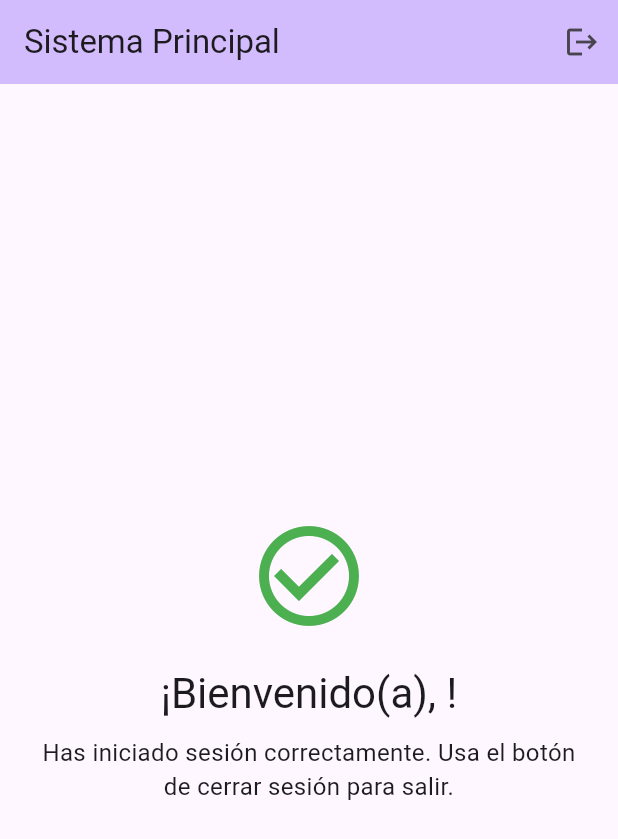
After one commit to Pecathf/Sistema-de-Info, a Flutter app: the screen it shows once a user with an empty profile is signed in, after a tap on the "logout" icon, on a phone screen of 412 x 824 dp. The commit adds this screen. Shown: the top 839 px of the screen. Run offline on Flutter 3.47's test engine with Material 3 defaults, Android fonts, the phone set to English and light mode, and no system bars; our stand-ins replace cloud_firestore, firebase_auth, firebase_core; accounts and stored records are empty.

Commit message:
arreglando mcv, y agregando pantalla principal

```diff
--- a/lib/funcionalidades/autenticacion/pantalla_inicio_sesion.dart
+++ b/lib/funcionalidades/autenticacion/pantalla_inicio_sesion.dart
@@ -1,8 +1,7 @@
-// lib/funcionalidades/autenticacion/pantalla_inicio_sesion.dart
-
 import 'package:flutter/material.dart';
+import 'package:firebase_auth/firebase_auth.dart';
 import 'package:sistem_proyect/central/constantes/servicios/auth_service.dart';
-import 'pantalla_registro.dart'; // Importa la pantalla de registro
+import 'pantalla_registro.dart';
 
 class PantallaInicioSesion extends StatefulWidget {
   const PantallaInicioSesion({super.key});
@@ -12,68 +11,131 @@ class PantallaInicioSesion extends StatefulWidget {
 }
 
 class _PantallaInicioSesionState extends State<PantallaInicioSesion> {
-  final TextEditingController _emailController = TextEditingController();
-  final TextEditingController _passwordController = TextEditingController();
+  final _formKey = GlobalKey<FormState>();
+  final _emailController = TextEditingController();
+  final _passwordController = TextEditingController();
+
+
+  final AuthService _authService = AuthService();
+
+  bool _isLoading = false;
+  String? _errorMessage;
+
+  @override
+  void dispose() {
+    _emailController.dispose();
+    _passwordController.dispose();
+    super.dispose();
+  }
 
   Future<void> _handleSignIn() async {
+    if (!_formKey.currentState!.validate()) return;
+
+    setState(() {
+      _isLoading = true;
+      _errorMessage = null;
+    });
+
     try {
-      await AuthService().signIn(
+
+      await _authService.signIn(
         _emailController.text.trim(),
         _passwordController.text,
       );
-      // Si tiene éxito, el AuthWrapper redirigirá automáticamente.
+
+
+    } on FirebaseAuthException catch (e) {
+      String message = 'Ocurrió un error inesperado.';
+
+      if (e.code == 'user-not-found' || e.code == 'wrong-password') {
+        message = 'Credenciales inválidas. Verifica tu email y contraseña.';
+      } else if (e.code == 'invalid-email') {
+        message = 'El formato del email es incorrecto.';
+      }
+
+      setState(() {
+        _errorMessage = message;
+      });
+
     } catch (e) {
-      // *** Corrección para evitar el error 'BuildContext' ***
-      if (!mounted) return;
-
-      ScaffoldMessenger.of(context).showSnackBar(
-        SnackBar(content: Text(e.toString())),
-      );
+      setState(() {
+        _errorMessage = 'Error: ' + e.toString();
+      });
+    } finally {
+      setState(() {
+        _isLoading = false;
+      });
     }
   }
 
   @override
   Widget build(BuildContext context) {
+    // La Vista
     return Scaffold(
       appBar: AppBar(title: const Text('Iniciar Sesión')),
-      body: Padding(
-        padding: const EdgeInsets.all(16.0),
+      body: Center(
+        child: SingleChildScrollView(
+          padding: const EdgeInsets.all(24.0),
+          child: Form(
+            key: _formKey,
             child: Column(
               mainAxisAlignment: MainAxisAlignment.center,
-          children: [
-            TextField(
+              crossAxisAlignment: CrossAxisAlignment.stretch,
+              children: <Widget>[
+                const Icon(Icons.lock, size: 80, color: Colors.deepPurple),
+                const SizedBox(height: 32),
+
+
+                TextFormField(
                   controller: _emailController,
-              decoration:
-                  const InputDecoration(labelText: 'Correo Electrónico'),
+                  decoration: const InputDecoration(labelText: 'Email'),
                   keyboardType: TextInputType.emailAddress,
+                  validator: (value) {
+                    if (value == null || value.isEmpty) return 'Introduce tu email';
+                    return null;
+                  },
                 ),
-            const SizedBox(height: 10),
-            TextField(
+                const SizedBox(height: 15),
+
+
+                TextFormField(
                   controller: _passwordController,
                   decoration: const InputDecoration(labelText: 'Contraseña'),
                   obscureText: true,
+                  validator: (value) {
+                    if (value == null || value.isEmpty) return 'Introduce tu contraseña';
+                    return null;
+                  },
                 ),
-            const SizedBox(height: 30),
-            ElevatedButton(
-              onPressed: _handleSignIn,
-              child: const Text('Entrar'),
+                const SizedBox(height: 25),
+
+
+                if (_errorMessage != null)
+                  Padding(
+                    padding: const EdgeInsets.only(bottom: 15),
+                    child: Text(_errorMessage!, style: const TextStyle(color: Colors.red)),
                   ),
 
-            // Botón para ir a REGISTRO
+                ElevatedButton(
+                  onPressed: _isLoading ? null : _handleSignIn,
+                  child: _isLoading
+                      ? const CircularProgressIndicator(strokeWidth: 2, color: Colors.white)
+                      : const Text('Entrar', style: TextStyle(fontSize: 16)),
+                ),
+                const SizedBox(height: 20),
+
+                // Botón para ir a Registro
                 TextButton(
-              onPressed: () {
-                Navigator.push(
-                  context,
-                  MaterialPageRoute(
-                    builder: (context) => const PantallaRegistro(),
-                  ),
-                );
+                  onPressed: _isLoading ? null : () {
+                    Navigator.push(context, MaterialPageRoute(builder: (context) => const PantallaRegistro()));
                   },
                   child: const Text('¿No tienes cuenta? Regístrate aquí.'),
                 ),
               ],
             ),
           ),
+        ),
+      ),
     );
   }
 }
--- /dev/null
+++ b/lib/funcionalidades/autenticacion/pantalla_principal.dart
@@ -0,0 +1,68 @@
+import 'package:flutter/material.dart';
+import 'package:sistem_proyect/central/constantes/servicios/auth_service.dart';
+import 'package:firebase_auth/firebase_auth.dart';
+
+class PantallaPrincipal extends StatelessWidget {
+
+   PantallaPrincipal({super.key});
+
+  final AuthService _authService = AuthService();
+
+
+  Future<void> _cerrarSesion(BuildContext context) async {
+
+    await _authService.signOut();
+
+
+  }
+
+  @override
+  Widget build(BuildContext context) {
+
+    final user = FirebaseAuth.instance.currentUser;
+
+    final userName = user?.displayName ?? user?.email ?? 'Usuario';
+
+    return Scaffold(
+      appBar: AppBar(
+        title: const Text('Sistema Principal'),
+        backgroundColor: Theme.of(context).colorScheme.inversePrimary,
+        actions: [
+          IconButton(
+            icon: const Icon(Icons.logout),
+            onPressed: () => _cerrarSesion(context),
+            tooltip: 'Cerrar Sesión',
+          ),
+        ],
+      ),
+      body: Center(
+        child: Padding(
+          padding: const EdgeInsets.all(24.0),
+          child: Column(
+            mainAxisAlignment: MainAxisAlignment.center,
+            children: [
+              const Icon(
+                Icons.check_circle_outline,
+                color: Colors.green,
+                size: 80,
+              ),
+              const SizedBox(height: 20),
+
+              Text(
+                '¡Bienvenido(a), $userName!',
+                style: Theme.of(context).textTheme.headlineMedium,
+                textAlign: TextAlign.center,
+              ),
+              const SizedBox(height: 10),
+              const Text(
+                'Has iniciado sesión correctamente. Usa el botón de cerrar sesión para salir.',
+                textAlign: TextAlign.center,
+                style: TextStyle(fontSize: 16),
+              ),
+            ],
+          ),
+        ),
+      ),
+    );
+  }
+}
--- a/lib/main.dart
+++ b/lib/main.dart
@@ -1,15 +1,29 @@
 import 'package:flutter/material.dart';
 import 'package:firebase_core/firebase_core.dart';
+import 'package:provider/provider.dart';
+import 'package:firebase_auth/firebase_auth.dart';
+
 import 'firebase_options.dart';
-import 'funcionalidades/autenticacion/pantalla_registro.dart';
-import 'funcionalidades/autenticacion/pantalla_inicio_sesion.dart';
+
+import 'package:sistem_proyect/central/constantes/servicios/auth_service.dart';
+
+import 'package:sistem_proyect/funcionalidades/autenticacion/pantalla_principal.dart';
+import 'package:sistem_proyect/funcionalidades/autenticacion/pantalla_inicio_sesion.dart';
+
 
 void main() async {
   WidgetsFlutterBinding.ensureInitialized();
   await Firebase.initializeApp(
     options: DefaultFirebaseOptions.currentPlatform,
   );
-  runApp(const MyApp());
+
+  runApp(
+    StreamProvider<User?>.value(
+      value: AuthService().authStateChanges,
+      initialData: null,
+      child: const MyApp(),
+    ),
+  );
 }
 
 class MyApp extends StatelessWidget {
@@ -18,76 +32,28 @@ class MyApp extends StatelessWidget {
   @override
   Widget build(BuildContext context) {
     return MaterialApp(
-      title: 'Flutter Demo',
+      title: 'Sistema Proyecto MVC Sencillo',
+      debugShowCheckedModeBanner: false,
       theme: ThemeData(
-
         colorScheme: ColorScheme.fromSeed(seedColor: Colors.deepPurple),
         useMaterial3: true,
       ),
-      home: const MyHomePage(title: 'Flutter Demo Home Page'),
+      home: const AuthWrapper(),
     );
   }
 }
 
-class MyHomePage extends StatefulWidget {
-  const MyHomePage({super.key, required this.title});
-
-  final String title;
-
-  @override
-  State<MyHomePage> createState() => _MyHomePageState();
-}
-
-class _MyHomePageState extends State<MyHomePage> {
-  void _navegarARegistro() {
-    Navigator.push(
-      context,
-      MaterialPageRoute(builder: (context) => const PantallaRegistro()),
-    );
-  }
-
-  void _navegarAInicioSesion() {
-    Navigator.push(
-      context,
-      MaterialPageRoute(builder: (context) => const PantallaInicioSesion()),
-    );
-  }
+class AuthWrapper extends StatelessWidget {
+  const AuthWrapper({super.key});
 
   @override
   Widget build(BuildContext context) {
-    return Scaffold(
-      appBar: AppBar(
-        backgroundColor: Theme.of(context).colorScheme.inversePrimary,
-        title: Text(widget.title),
-      ),
-      body: Center(
-        child: Column(
-          mainAxisAlignment: MainAxisAlignment.center,
-          children: <Widget>[
-            ElevatedButton.icon(
-              onPressed: _navegarARegistro,
-              icon: const Icon(Icons.rocket_launch),
-              label: const Text('Quiero empezar'),
-              style: ElevatedButton.styleFrom(
-                padding:
-                    const EdgeInsets.symmetric(horizontal: 30, vertical: 15),
-                textStyle: const TextStyle(fontSize: 16),
-              ),
-            ),
-            const SizedBox(height: 20),
-            ElevatedButton.icon(
-              onPressed: _navegarAInicioSesion,
-              icon: const Icon(Icons.login),
-              label: const Text('Iniciar sesión'),
-              style: ElevatedButton.styleFrom(
-                padding:
-                    const EdgeInsets.symmetric(horizontal: 30, vertical: 15),
-                textStyle: const TextStyle(fontSize: 16),
-              ),
-            ),
-          ],
-        ),
-      ),
-    );
+    final user = context.watch<User?>();
+
+    if (user == null) {
+      return const PantallaInicioSesion();
+    } else {
+      return new PantallaPrincipal();
+    }
   }
 }
--- a/pubspec.yaml
+++ b/pubspec.yaml
@@ -11,6 +11,7 @@ environment:
 dependencies:
   flutter:
     sdk: flutter
+  provider: ^6.0.5
 
   # Dependencias de Firebase para la Autenticación y Base de Datos
   firebase_core: ^4.1.1 # Inicialización de Firebase
```
Also changed, not shown: lib/central/constantes/servicios/auth_service.dart (+16 -36 lines), lib/firebase_options.dart, lib/funcionalidades/autenticacion/pantalla_registro.dart (line endings or trailing spaces), pubspec.lock, 1 other file. Lines whose indentation alone changed are shown as unchanged.
